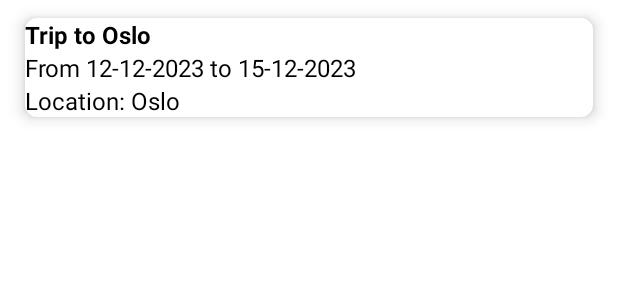
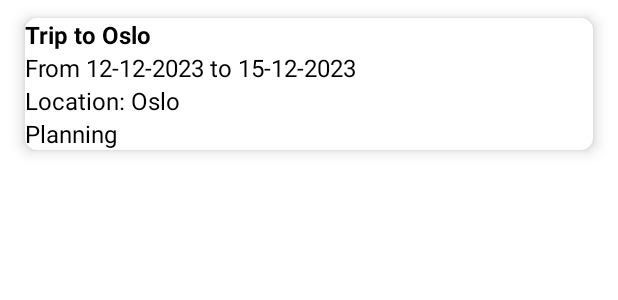
Before and after one commit to tonibosch/PlanVenture-App, an Android app: the layout fragment_each_trip.xml on its own in the app's theme, with its tools: preview values and no code run, on a phone screen of 412 x 824 dp. Shown: the top 300 px of the screen. Run offline under Robolectric (Android 15) with nearby library versions, the phone set to English and light mode, and no system bars.

Commit message:
ADD Status in each trip

```diff
--- a/app/src/main/java/com/example/planventure/utility/TripAdapter.kt
+++ b/app/src/main/java/com/example/planventure/utility/TripAdapter.kt
@@ -42,6 +42,7 @@ class TripAdapter(
         val name: TextView = itemView.findViewById(R.id.titleTv)
         val dates: TextView = itemView.findViewById(R.id.datesTv)
         val location: TextView = itemView.findViewById(R.id.locationTv)
+        val status: TextView = itemView.findViewById(R.id.statusTv)
     }
 
     var onItemClick : ((Trip) -> Unit)? = null
@@ -61,6 +62,7 @@ class TripAdapter(
         holder.name.text = "        ${trip.getName()}"
         holder.dates.text = "        From " + convertDate(trip.getStartDate())+" to " + convertDate(trip.getEndDate())
         holder.location.text = "        Location: ${trip.getLocation()}"
+        holder.status.text = "        Status: ${trip.getState()}"
 
         holder.itemView.setOnClickListener {
             onItemClick?.invoke(trip)
--- a/app/src/main/res/layout/fragment_each_trip.xml
+++ b/app/src/main/res/layout/fragment_each_trip.xml
@@ -44,5 +44,16 @@
             app:layout_constraintStart_toStartOf="parent"
             app:layout_constraintTop_toBottomOf="@+id/datesTv" />
 
+        <TextView
+            android:id="@+id/statusTv"
+            android:layout_width="0dp"
+            android:layout_height="wrap_content"
+            android:text="Planning"
+            android:textSize="16sp"
+            android:textColor="@color/black"
+            app:layout_constraintStart_toStartOf="parent"
+            app:layout_constraintTop_toBottomOf="@+id/locationTv" />
+
+
     </androidx.constraintlayout.widget.ConstraintLayout>
 </com.google.android.material.card.MaterialCardView>
```
